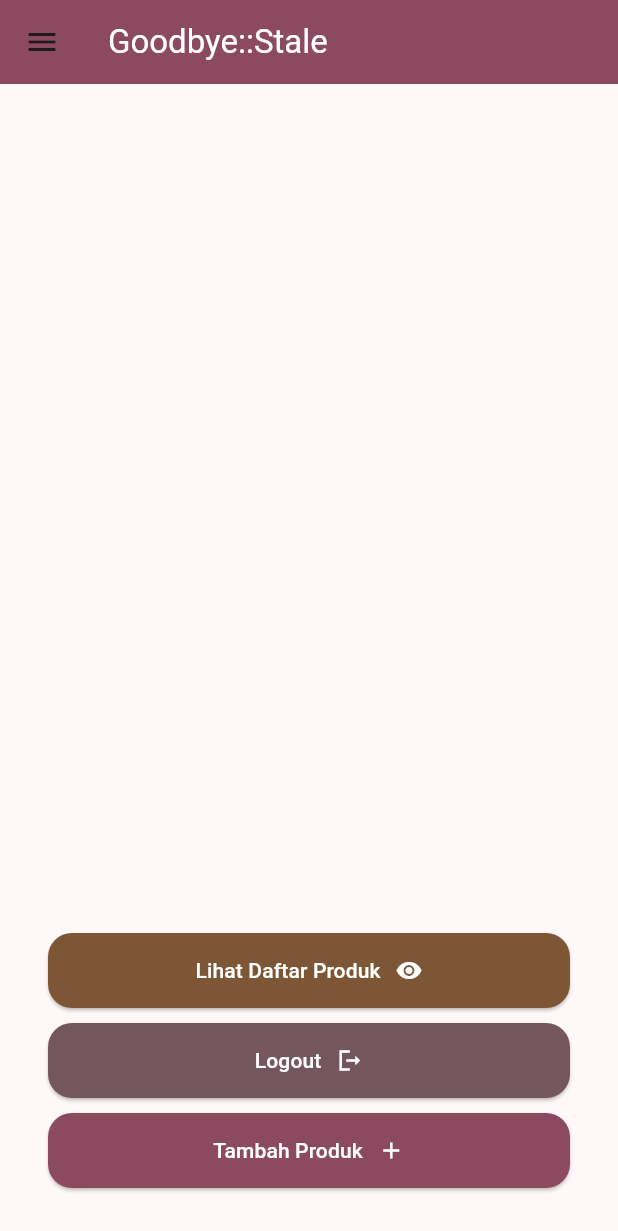
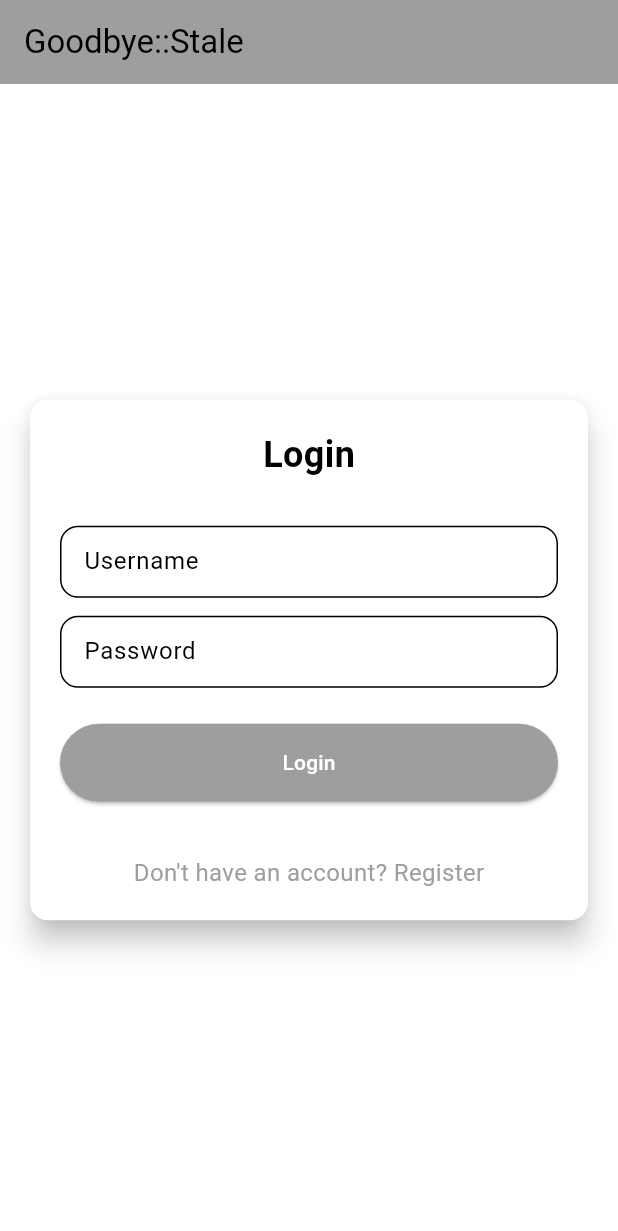
Before and after one commit to thorbert-anson-shi/goodbye-stale-mobile, a Flutter app: the screen it shows after launch, on a phone screen of 412 x 824 dp. Shown: the top 1231 px of the screen. Run offline on Flutter 3.47's test engine with Material 3 defaults, Android fonts, the light colour scheme and no system bars; missing offline and left inert: pbp_django_auth.

Commit message:
(Partially) Finished Tugas Individu 9

```diff
--- a/lib/screens/home.dart
+++ b/lib/screens/home.dart
@@ -33,19 +33,19 @@ class MyHomePage extends StatelessWidget {
             ),
             const SizedBox(height: 10.0),
             ActionButton(
+              const Text("Tambah Produk"),
+              const Text("Kamu telah menekan tombol Tambah Produk"),
+              const Icon(Icons.add_sharp),
+              Theme.of(context).colorScheme.primary,
+              Theme.of(context).colorScheme.onPrimary,
+            ),
+            const SizedBox(height: 10.0),
+            ActionButton(
               const Text("Logout"),
               const Text("Kamu telah menekan tombol Logout"),
               const Icon(Icons.logout_sharp),
               Theme.of(context).colorScheme.secondary,
               Theme.of(context).colorScheme.onSecondary,
-            ),
-            const SizedBox(height: 10.0),
-            ActionButton(
-              const Text("Tambah Produk"),
-              const Text("Kamu telah menekan tombol Tambah Produk"),
-              const Icon(Icons.add_sharp),
-              Theme.of(context).colorScheme.primary,
-              Theme.of(context).colorScheme.onPrimary,
             ),
           ],
         ),
--- /dev/null
+++ b/lib/screens/login.dart
@@ -0,0 +1,182 @@
+import 'package:flutter/material.dart';
+import 'package:goodbye_stale_mobile/screens/home.dart';
+import 'package:goodbye_stale_mobile/screens/register.dart';
+import 'package:pbp_django_auth/pbp_django_auth.dart';
+import 'package:provider/provider.dart';
+
+void main() {
+  runApp(const LoginApp());
+}
+
+class LoginApp extends StatelessWidget {
+  const LoginApp({super.key});
+
+  @override
+  Widget build(BuildContext context) {
+    return Provider(
+      create: (_) {
+        CookieRequest cookieRequest = CookieRequest();
+        return cookieRequest;
+      },
+      child: MaterialApp(
+        title: 'Login',
+        theme: ThemeData(
+          useMaterial3: true,
+          colorScheme: ColorScheme.fromSwatch(
+            primarySwatch: Colors.grey,
+          ).copyWith(secondary: Theme.of(context).colorScheme.primary),
+        ),
+        home: const LoginPage(),
+      ),
+    );
+  }
+}
+
+class LoginPage extends StatefulWidget {
+  const LoginPage({super.key});
+
+  @override
+  State<LoginPage> createState() => _LoginPageState();
+}
+
+class _LoginPageState extends State<LoginPage> {
+  final TextEditingController _usernameController = TextEditingController();
+  final TextEditingController _passwordController = TextEditingController();
+
+  @override
+  Widget build(BuildContext context) {
+    final request = context.watch<CookieRequest>();
+    return Scaffold(
+      appBar: AppBar(
+        title: const Text('Goodbye::Stale'),
+        backgroundColor: Theme.of(context).colorScheme.primary,
+      ),
+      body: Center(
+        child: SingleChildScrollView(
+          padding: const EdgeInsets.all(16.0),
+          child: Card(
+            elevation: 8,
+            shape: RoundedRectangleBorder(
+              borderRadius: BorderRadius.circular(12.0),
+            ),
+            child: Padding(
+              padding: const EdgeInsets.all(20.0),
+              child: Column(
+                mainAxisSize: MainAxisSize.min,
+                children: [
+                  const Text(
+                    'Login',
+                    style: TextStyle(
+                      fontSize: 24.0,
+                      fontWeight: FontWeight.bold,
+                    ),
+                  ),
+                  const SizedBox(height: 30.0),
+                  TextField(
+                    controller: _usernameController,
+                    decoration: const InputDecoration(
+                      labelText: 'Username',
+                      hintText: 'Enter your username',
+                      border: OutlineInputBorder(
+                        borderRadius: BorderRadius.all(Radius.circular(12.0)),
+                      ),
+                      contentPadding:
+                          EdgeInsets.symmetric(horizontal: 12.0, vertical: 8.0),
+                    ),
+                  ),
+                  const SizedBox(height: 12.0),
+                  TextField(
+                    controller: _passwordController,
+                    decoration: const InputDecoration(
+                      labelText: 'Password',
+                      hintText: 'Enter your password',
+                      border: OutlineInputBorder(
+                        borderRadius: BorderRadius.all(Radius.circular(12.0)),
+                      ),
+                      contentPadding:
+                          EdgeInsets.symmetric(horizontal: 12.0, vertical: 8.0),
+                    ),
+                    obscureText: true,
+                  ),
+                  const SizedBox(height: 24.0),
+                  ElevatedButton(
+                    onPressed: () async {
+                      String username = _usernameController.text;
+                      String password = _passwordController.text;
+
+                      final response = await request
+                          .login("http://127.0.0.1:8000/auth/login/", {
+                        'username': username,
+                        'password': password,
+                      });
+
+                      if (request.loggedIn) {
+                        String message = response['message'];
+                        String uname = response['username'];
+                        if (context.mounted) {
+                          Navigator.pushReplacement(
+                            context,
+                            MaterialPageRoute(
+                                builder: (context) => const MyHomePage()),
+                          );
+                          ScaffoldMessenger.of(context)
+                            ..hideCurrentSnackBar()
+                            ..showSnackBar(
+                              SnackBar(
+                                  content: Text("$message Welcome, $uname.")),
+                            );
+                        }
+                      } else {
+                        if (context.mounted) {
+                          showDialog(
+                            context: context,
+                            builder: (context) => AlertDialog(
+                              title: const Text('Login Failed'),
+                              content: Text(response['message']),
+                              actions: [
+                                TextButton(
+                                  child: const Text('OK'),
+                                  onPressed: () {
+                                    Navigator.pop(context);
+                                  },
+                                ),
+                              ],
+                            ),
+                          );
+                        }
+                      }
+                    },
+                    style: ElevatedButton.styleFrom(
+                      foregroundColor: Colors.white,
+                      minimumSize: const Size(double.infinity, 50),
+                      backgroundColor: Theme.of(context).colorScheme.primary,
+                      padding: const EdgeInsets.symmetric(vertical: 16.0),
+                    ),
+                    child: const Text('Login'),
+                  ),
+                  const SizedBox(height: 36.0),
+                  GestureDetector(
+                    child: Text(
+                      'Don\'t have an account? Register',
+                      style: TextStyle(
+                        color: Theme.of(context).colorScheme.primary,
+                        fontSize: 16.0,
+                      ),
+                    ),
+                    onTap: () {
+                      Navigator.pushReplacement(
+                        context,
+                        MaterialPageRoute(
+                            builder: (context) => const RegisterPage()),
+                      );
+                    },
+                  ),
+                ],
+              ),
+            ),
+          ),
+        ),
+      ),
+    );
+  }
+}
--- a/lib/widgets/action_button.dart
+++ b/lib/widgets/action_button.dart
@@ -1,4 +1,5 @@
 import 'package:flutter/material.dart';
+import 'package:goodbye_stale_mobile/screens/list_recipes.dart';
 import 'package:goodbye_stale_mobile/screens/new_recipe_form.dart';
 
 class ActionButton extends StatelessWidget {
@@ -19,6 +20,10 @@ class ActionButton extends StatelessWidget {
         if (text.data == "Tambah Produk") {
           Navigator.push(context,
               MaterialPageRoute(builder: (context) => const NewRecipeForm()));
+          return;
+        } else if (text.data == "Lihat Daftar Produk") {
+          Navigator.push(context,
+              MaterialPageRoute(builder: (context) => const ListRecipes()));
           return;
         }
 
--- a/pubspec.yaml
+++ b/pubspec.yaml
@@ -35,6 +35,9 @@ dependencies:
   # The following adds the Cupertino Icons font to your application.
   # Use with the CupertinoIcons class for iOS style icons.
   cupertino_icons: ^1.0.8
+  provider: ^6.1.2
+  pbp_django_auth: ^0.4.0
+  http: ^1.2.2
 
 dev_dependencies:
   flutter_test:
```
Also changed, not shown: lib/main.dart (+22 -7 lines), lib/models/recipe.dart (added, +87 -0 lines), lib/screens/list_owned_recipes.dart (added, +83 -0 lines), lib/screens/list_recipes.dart (added, +83 -0 lines), lib/screens/new_recipe_form.dart (+41 -1 lines), lib/screens/register.dart (added, +193 -0 lines), pubspec.lock, 2 other files.
